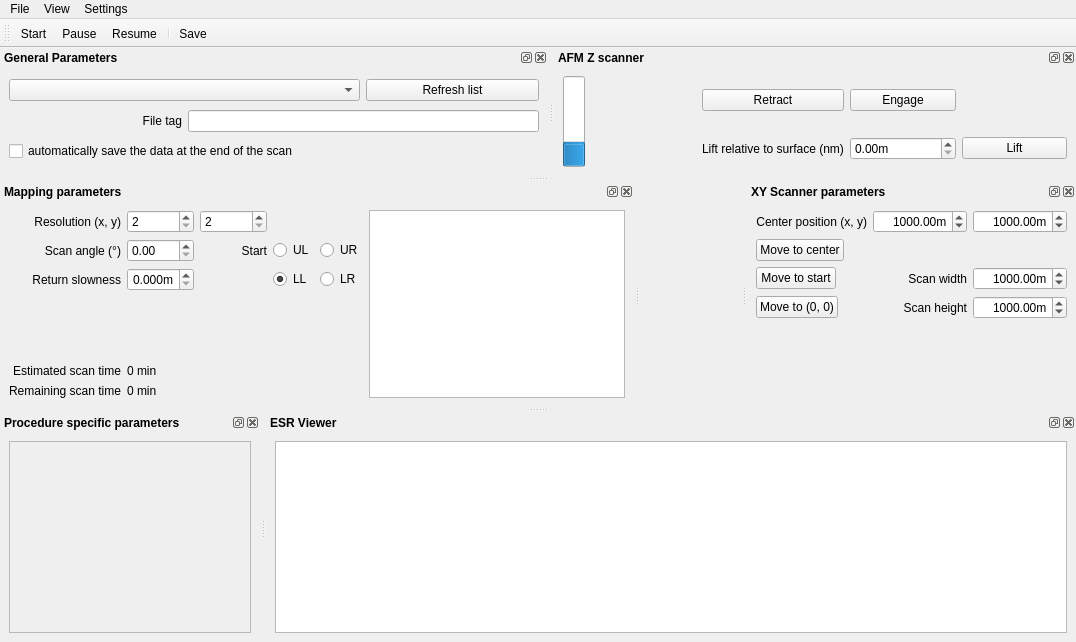
Before: the Qt Designer form gui/nv_scanning/ui_nv_scanning_maingui.ui in Montpellier-S2QT/qudi, drawn with Qt 5.
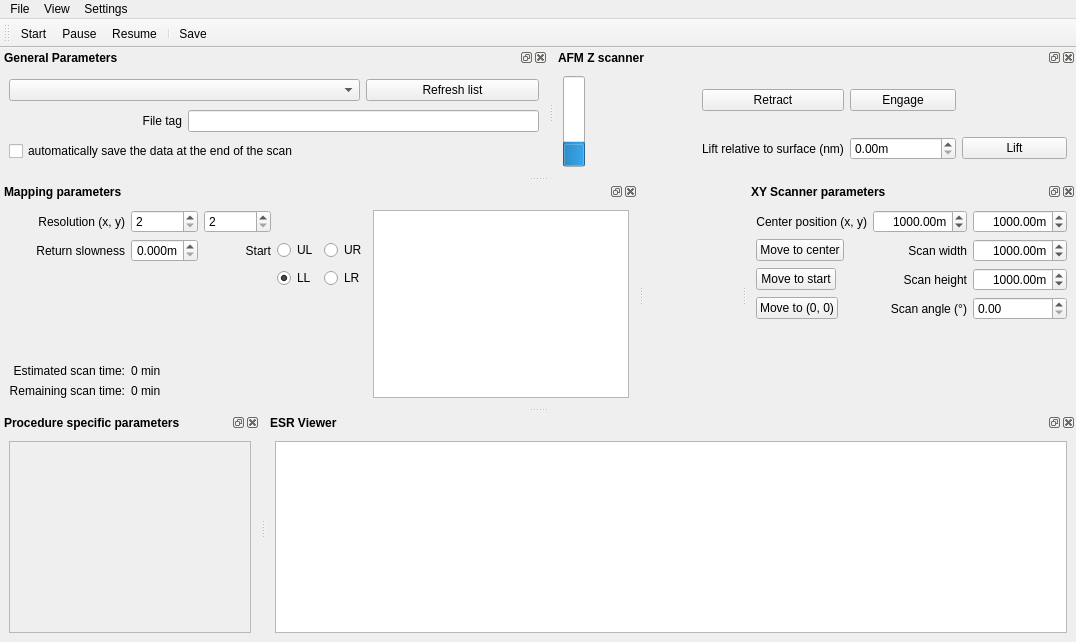
After: the same form once the commit is applied. Icons and pictures are not drawn. Custom widgets are drawn as their Qt base class.

Commit message: connect XY scanner panel

```diff
--- a/gui/nv_scanning/ui_nv_scanning_maingui.ui
+++ b/gui/nv_scanning/ui_nv_scanning_maingui.ui
@@ -113,22 +113,7 @@
           </font>
          </property>
          <property name="text">
-          <string>Remaining scan time</string>
-         </property>
-         <property name="alignment">
-          <set>Qt::AlignRight|Qt::AlignTrailing|Qt::AlignVCenter</set>
-         </property>
-        </widget>
-       </item>
-       <item row="1" column="1">
-        <widget class="QLabel" name="angle_label">
-         <property name="font">
-          <font>
-           <bold>false</bold>
-          </font>
-         </property>
-         <property name="text">
-          <string>Scan angle (°)</string>
+          <string>Remaining scan time:</string>
          </property>
          <property name="alignment">
           <set>Qt::AlignRight|Qt::AlignTrailing|Qt::AlignVCenter</set>
@@ -189,72 +174,6 @@
          </property>
         </widget>
        </item>
-       <item row="2" column="1">
-        <widget class="QLabel" name="return_slowness_label">
-         <property name="font">
-          <font>
-           <bold>false</bold>
-          </font>
-         </property>
-         <property name="text">
-          <string>Return slowness</string>
-         </property>
-         <property name="alignment">
-          <set>Qt::AlignRight|Qt::AlignTrailing|Qt::AlignVCenter</set>
-         </property>
-        </widget>
-       </item>
-       <item row="2" column="2">
-        <widget class="ScienDSpinBox" name="rs_DoubleSpinBox">
-         <property name="sizePolicy">
-          <sizepolicy hsizetype="Fixed" vsizetype="Fixed">
-           <horstretch>0</horstretch>
-           <verstretch>0</verstretch>
-          </sizepolicy>
-         </property>
-         <property name="maximumSize">
-          <size>
-           <width>100</width>
-           <height>16777215</height>
-          </size>
-         </property>
-         <property name="font">
-          <font>
-           <bold>false</bold>
-          </font>
-         </property>
-         <property name="mouseTracking">
-          <bool>true</bool>
-         </property>
-         <property name="acceptDrops">
-          <bool>true</bool>
-         </property>
-         <property name="locale">
-          <locale language="English" country="UnitedStates"/>
-         </property>
-         <property name="alignment">
-          <set>Qt::AlignRight|Qt::AlignTrailing|Qt::AlignVCenter</set>
-         </property>
-         <property name="accelerated">
-          <bool>true</bool>
-         </property>
-         <property name="suffix">
-          <string>m</string>
-         </property>
-         <property name="decimals">
-          <number>3</number>
-         </property>
-         <property name="minimum">
-          <double>0.000000000000000</double>
-         </property>
-         <property name="maximum">
-          <double>1.000000000000000</double>
-         </property>
-         <property name="value">
-          <double>0.000000000000000</double>
-         </property>
-        </widget>
-       </item>
        <item row="5" column="1">
         <widget class="QLabel" name="label_scan_duration">
          <property name="font">
@@ -263,7 +182,7 @@
           </font>
          </property>
          <property name="text">
-          <string>Estimated scan time</string>
+          <string>Estimated scan time:</string>
          </property>
          <property name="alignment">
           <set>Qt::AlignRight|Qt::AlignTrailing|Qt::AlignVCenter</set>
@@ -297,15 +216,6 @@
          </property>
         </widget>
        </item>
-       <item row="1" column="2">
-        <widget class="ScienDSpinBox" name="angle_DoubleSpinBox">
-         <property name="font">
-          <font>
-           <bold>false</bold>
-          </font>
-         </property>
-        </widget>
-       </item>
        <item row="1" column="4">
         <widget class="QRadioButton" name="UL_radioButton">
          <property name="font">
@@ -397,6 +307,72 @@
          </property>
         </spacer>
        </item>
+       <item row="1" column="1">
+        <widget class="QLabel" name="return_slowness_label">
+         <property name="font">
+          <font>
+           <bold>false</bold>
+          </font>
+         </property>
+         <property name="text">
+          <string>Return slowness</string>
+         </property>
+         <property name="alignment">
+          <set>Qt::AlignRight|Qt::AlignTrailing|Qt::AlignVCenter</set>
+         </property>
+        </widget>
+       </item>
+       <item row="1" column="2">
+        <widget class="ScienDSpinBox" name="rs_DoubleSpinBox">
+         <property name="sizePolicy">
+          <sizepolicy hsizetype="Fixed" vsizetype="Fixed">
+           <horstretch>0</horstretch>
+           <verstretch>0</verstretch>
+          </sizepolicy>
+         </property>
+         <property name="maximumSize">
+          <size>
+           <width>100</width>
+           <height>16777215</height>
+          </size>
+         </property>
+         <property name="font">
+          <font>
+           <bold>false</bold>
+          </font>
+         </property>
+         <property name="mouseTracking">
+          <bool>true</bool>
+         </property>
+         <property name="acceptDrops">
+          <bool>true</bool>
+         </property>
+         <property name="locale">
+          <locale language="English" country="UnitedStates"/>
+         </property>
+         <property name="alignment">
+          <set>Qt::AlignRight|Qt::AlignTrailing|Qt::AlignVCenter</set>
+         </property>
+         <property name="accelerated">
+          <bool>true</bool>
+         </property>
+         <property name="suffix">
+          <string>m</string>
+         </property>
+         <property name="decimals">
+          <number>3</number>
+         </property>
+         <property name="minimum">
+          <double>0.000000000000000</double>
+         </property>
+         <property name="maximum">
+          <double>1.000000000000000</double>
+         </property>
+         <property name="value">
+          <double>0.000000000000000</double>
+         </property>
+        </widget>
+       </item>
       </layout>
      </item>
      <item>
@@ -629,7 +605,7 @@
        </property>
       </widget>
      </item>
-     <item row="2" column="2">
+     <item row="1" column="2">
       <widget class="ScienDSpinBox" name="width_DoubleSpinBox">
        <property name="sizePolicy">
         <sizepolicy hsizetype="Fixed" vsizetype="Fixed">
@@ -680,58 +656,7 @@
        </property>
       </widget>
      </item>
-     <item row="3" column="2">
-      <widget class="ScienDSpinBox" name="height_DoubleSpinBox">
-       <property name="sizePolicy">
-        <sizepolicy hsizetype="Fixed" vsizetype="Fixed">
-         <horstretch>0</horstretch>
-         <verstretch>0</verstretch>
-        </sizepolicy>
-       </property>
-       <property name="maximumSize">
-        <size>
-         <width>100</width>
-         <height>16777215</height>
-        </size>
-       </property>
-       <property name="font">
-        <font>
-         <bold>false</bold>
-        </font>
-       </property>
-       <property name="mouseTracking">
-        <bool>true</bool>
-       </property>
-       <property name="acceptDrops">
-        <bool>true</bool>
-       </property>
-       <property name="locale">
-        <locale language="English" country="UnitedStates"/>
-       </property>
-       <property name="alignment">
-        <set>Qt::AlignRight|Qt::AlignTrailing|Qt::AlignVCenter</set>
-       </property>
-       <property name="accelerated">
-        <bool>true</bool>
-       </property>
-       <property name="suffix">
-        <string>m</string>
-       </property>
-       <property name="decimals">
-        <number>2</number>
-       </property>
-       <property name="minimum">
-        <double>0.000000000000000</double>
-       </property>
-       <property name="maximum">
-        <double>1000000000.000000000000000</double>
-       </property>
-       <property name="value">
-        <double>1000.000000000000000</double>
-       </property>
-      </widget>
-     </item>
-     <item row="2" column="1">
+     <item row="1" column="1">
       <widget class="QLabel" name="scan_width_label">
        <property name="font">
         <font>
@@ -749,7 +674,67 @@
        </property>
       </widget>
      </item>
-     <item row="3" column="1">
+     <item row="2" column="2">
+      <widget class="ScienDSpinBox" name="height_DoubleSpinBox">
+       <property name="sizePolicy">
+        <sizepolicy hsizetype="Fixed" vsizetype="Fixed">
+         <horstretch>0</horstretch>
+         <verstretch>0</verstretch>
+        </sizepolicy>
+       </property>
+       <property name="maximumSize">
+        <size>
+         <width>100</width>
+         <height>16777215</height>
+        </size>
+       </property>
+       <property name="font">
+        <font>
+         <bold>false</bold>
+        </font>
+       </property>
+       <property name="mouseTracking">
+        <bool>true</bool>
+       </property>
+       <property name="acceptDrops">
+        <bool>true</bool>
+       </property>
+       <property name="locale">
+        <locale language="English" country="UnitedStates"/>
+       </property>
+       <property name="alignment">
+        <set>Qt::AlignRight|Qt::AlignTrailing|Qt::AlignVCenter</set>
+       </property>
+       <property name="accelerated">
+        <bool>true</bool>
+       </property>
+       <property name="suffix">
+        <string>m</string>
+       </property>
+       <property name="decimals">
+        <number>2</number>
+       </property>
+       <property name="minimum">
+        <double>0.000000000000000</double>
+       </property>
+       <property name="maximum">
+        <double>1000000000.000000000000000</double>
+       </property>
+       <property name="value">
+        <double>1000.000000000000000</double>
+       </property>
+      </widget>
+     </item>
+     <item row="3" column="2">
+      <widget class="ScienDSpinBox" name="angle_DoubleSpinBox">
+       <property name="font">
+        <font>
+         <bold>false</bold>
+        </font>
+       </property>
+      </widget>
+     </item>
+     <item row="2" column="1">
       <widget class="QLabel" name="scan_height_label">
        <property name="font">
         <font>
@@ -767,6 +752,21 @@
        </property>
       </widget>
      </item>
+     <item row="3" column="1">
+      <widget class="QLabel" name="angle_label">
+       <property name="font">
+        <font>
+         <bold>false</bold>
+        </font>
+       </property>
+       <property name="text">
+        <string>Scan angle (°)</string>
+       </property>
+       <property name="alignment">
+        <set>Qt::AlignRight|Qt::AlignTrailing|Qt::AlignVCenter</set>
+       </property>
+      </widget>
+     </item>
     </layout>
    </widget>
   </widget>
```
The commit also changes 2 other files.
